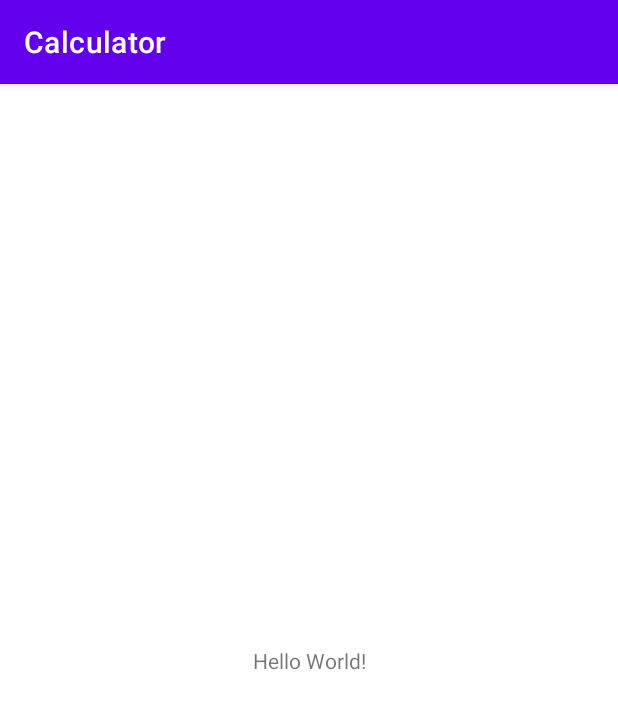
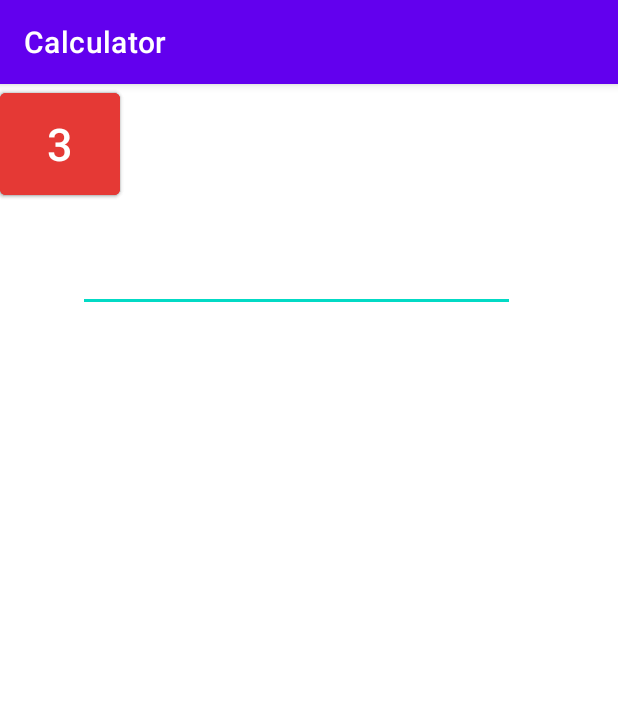
Before and after one commit to Mnigos/Calculator, an Android app: the screen it shows after launch (MainActivity), on a phone screen of 412 x 824 dp. Shown: the top 709 px of the screen. Run offline under Robolectric (Android 15) with nearby library versions, the phone set to English and light mode, and no system bars.

Commit message:
feat: add calculator simply template

```diff
--- a/app/src/main/res/layout/activity_main.xml
+++ b/app/src/main/res/layout/activity_main.xml
@@ -6,13 +6,47 @@
     android:layout_height="match_parent"
     tools:context=".MainActivity">
 
-    <TextView
-        android:layout_width="wrap_content"
-        android:layout_height="wrap_content"
-        android:text="Hello World!"
+    <EditText
+        android:id="@+id/editResult"
+        android:layout_width="291dp"
+        android:layout_height="48dp"
+        android:ems="10"
+        android:inputType="textPersonName"
         app:layout_constraintBottom_toBottomOf="parent"
-        app:layout_constraintLeft_toLeftOf="parent"
-        app:layout_constraintRight_toRightOf="parent"
-        app:layout_constraintTop_toTopOf="parent" />
+        app:layout_constraintEnd_toEndOf="parent"
+        app:layout_constraintHorizontal_bias="0.432"
+        app:layout_constraintStart_toStartOf="parent"
+        app:layout_constraintTop_toTopOf="parent"
+        app:layout_constraintVertical_bias="0.144" />
+
+    <Button
+        android:id="@+id/btnOne"
+        android:layout_width="80dp"
+        android:layout_height="80dp"
+        android:text="1"
+        android:textSize="30sp"
+        app:backgroundTint="#E53935"
+        tools:layout_editor_absoluteX="59dp"
+        tools:layout_editor_absoluteY="193dp" />
+
+    <Button
+        android:id="@+id/btnTwo"
+        android:layout_width="80dp"
+        android:layout_height="80dp"
+        android:text="2"
+        android:textSize="30sp"
+        app:backgroundTint="#E53935"
+        tools:layout_editor_absoluteX="165dp"
+        tools:layout_editor_absoluteY="193dp" />
+
+    <Button
+        android:id="@+id/btnThree"
+        android:layout_width="80dp"
+        android:layout_height="80dp"
+        android:text="3"
+        android:textSize="30sp"
+        app:backgroundTint="#E53935"
+        tools:layout_editor_absoluteX="270dp"
+        tools:layout_editor_absoluteY="193dp" />
 
 </androidx.constraintlayout.widget.ConstraintLayout>
```
